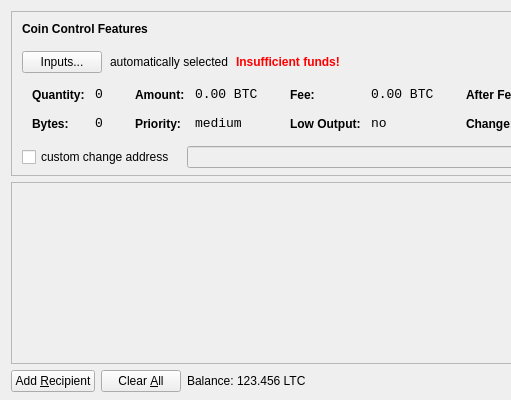
First picture: the form in src/qt/forms/sendcoinsdialog.ui, repository MidasPaymentLTD/midascoin, before the edit; both pictures show x 0 to 511 and y 0 to 400 of the 850 by 400 pixel window.
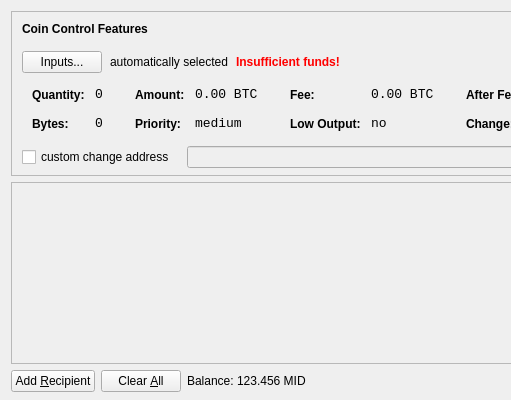
Second picture: the form after the edit. Icons and pictures are not drawn.

What changed in the file:
```diff
--- a/src/qt/forms/sendcoinsdialog.ui
+++ b/src/qt/forms/sendcoinsdialog.ui
@@ -720,7 +720,7 @@
           <cursorShape>IBeamCursor</cursorShape>
          </property>
          <property name="text">
-          <string>123.456 LTC</string>
+          <string>123.456 MID</string>
          </property>
          <property name="textInteractionFlags">
           <set>Qt::LinksAccessibleByMouse|Qt::TextSelectableByKeyboard|Qt::TextSelectableByMouse</set>
```
